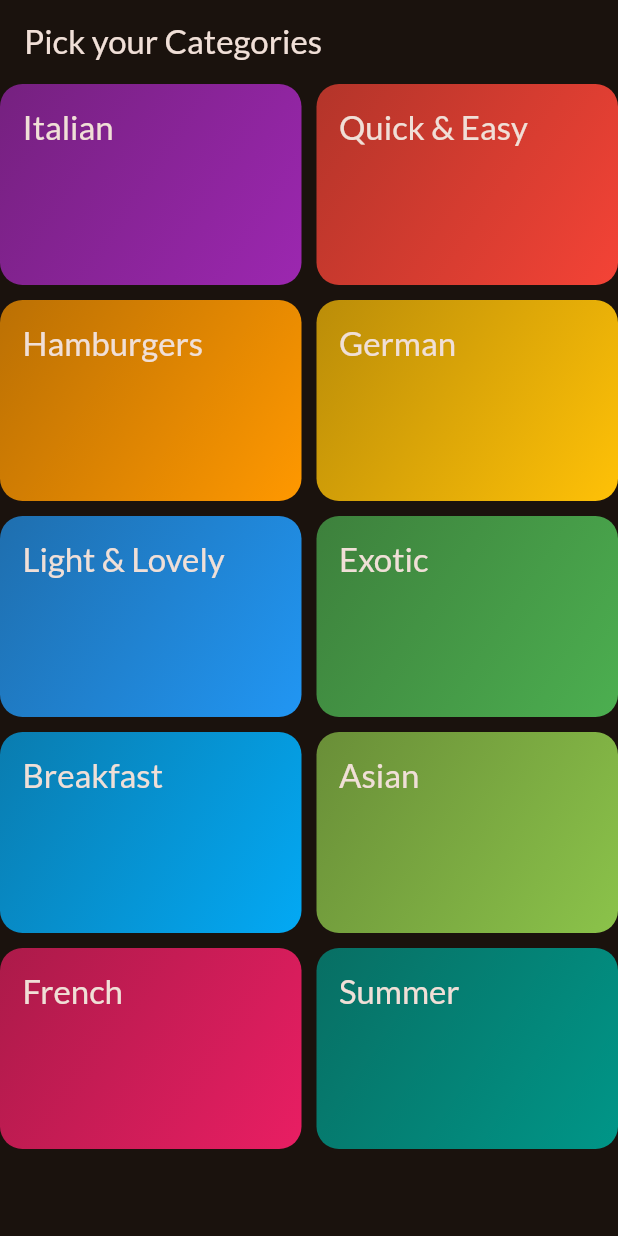
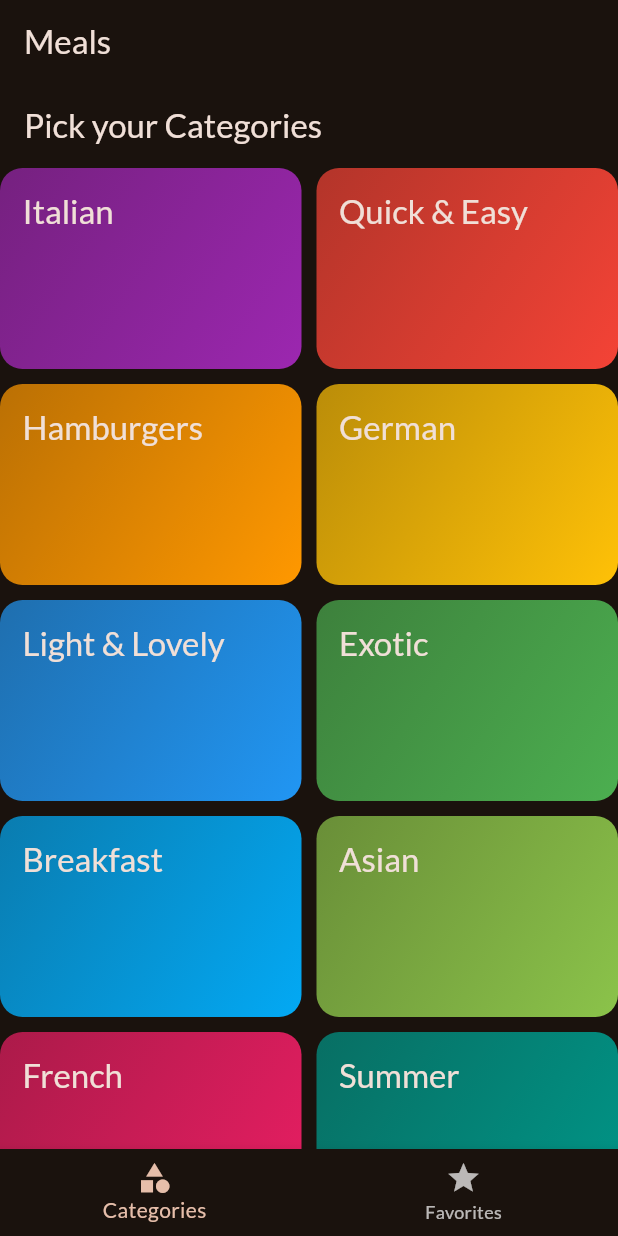
Before and after one commit to kurohige/FlutterLearningProjects, a Flutter app: the screen it shows after launch, on a phone screen of 412 x 824 dp. Run offline on Flutter 3.47's test engine with Material 3 defaults, Android fonts, the phone set to English and light mode, and no system bars; our stand-ins replace google_fonts, transparent_image.

```diff
--- a/meals/lib/main.dart
+++ b/meals/lib/main.dart
@@ -1,7 +1,7 @@
 import 'package:flutter/material.dart';
 
 import 'package:google_fonts/google_fonts.dart';
-import 'package:meals/screens/categories.dart';
+import 'package:meals/screens/tabs.dart';
 
 final theme = ThemeData(
   useMaterial3: true,
@@ -23,7 +23,7 @@ class App extends StatelessWidget {
   Widget build(BuildContext context) {
     return MaterialApp(
       theme: theme,
-      home: const CategoriesScreen(),
+      home: const TabsScreen(),
     );
   }
 }
--- /dev/null
+++ b/meals/lib/screens/tabs.dart
@@ -0,0 +1,52 @@
+import 'package:flutter/material.dart';
+import 'package:meals/screens/categories.dart';
+import 'package:meals/screens/meals.dart';
+
+class TabsScreen extends StatefulWidget {
+  const TabsScreen({super.key});
+
+  @override
+  State<TabsScreen> createState() => _TabsScreenState();
+}
+
+class _TabsScreenState extends State<TabsScreen> {
+  int _selectedPageIndex = 0;
+
+  void _selectPage(int index) {
+    setState(() {
+      _selectedPageIndex = index;
+    });
+  }
+
+  @override
+  Widget build(BuildContext context) {
+    var activeScreenTitle =
+        _selectedPageIndex == 0 ? 'Categories' : 'Favorites';
+
+    Widget activeScreen = _selectedPageIndex == 0
+        ? const CategoriesScreen()
+        : const MealsScreen(
+            meals: [],
+          );
+
+    return Scaffold(
+        appBar: AppBar(
+          title: const Text('Meals'),
+        ),
+        body: activeScreen,
+        bottomNavigationBar: BottomNavigationBar(
+          onTap: (value) => _selectPage(value),
+          currentIndex: _selectedPageIndex,
+          items: const <BottomNavigationBarItem>[
+            BottomNavigationBarItem(
+              icon: Icon(Icons.category),
+              label: 'Categories',
+            ),
+            BottomNavigationBarItem(
+              icon: Icon(Icons.star),
+              label: 'Favorites',
+            ),
+          ],
+        ));
+  }
+}
```
Also changed, not shown: meals/lib/screens/meal_details.dart (+29 -1 lines), meals/lib/screens/meals.dart (+7 -3 lines).
